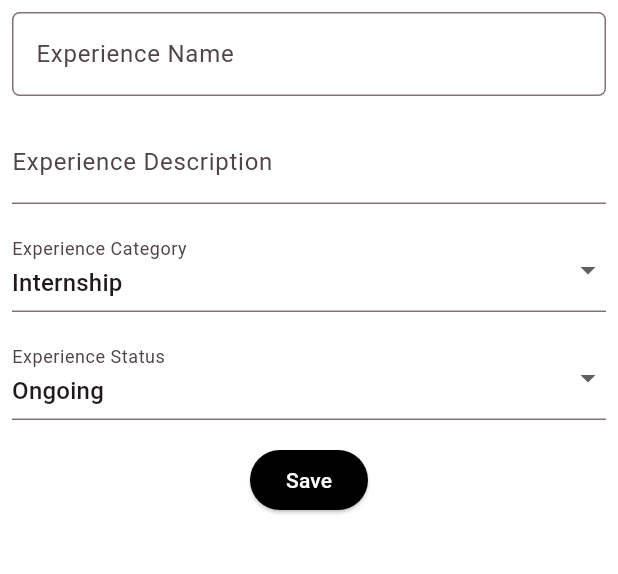
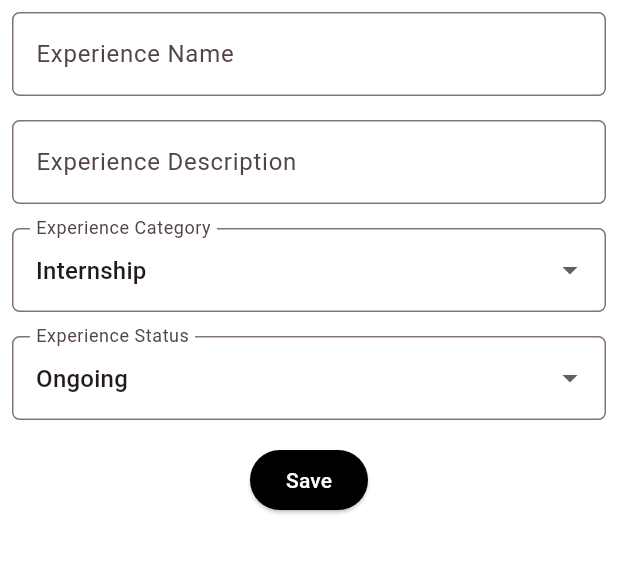
Before and after one commit to Leficullen/myportfolio_mobile, a Flutter app: the screen it shows after launch, in the side drawer, after a tap on "Add Exprience", on a phone screen of 412 x 824 dp, the part 84-658 px from its top. Run offline on Flutter 3.47's test engine with Material 3 defaults, Android fonts, the phone set to English and light mode, and no system bars.

Commit message:
chore: adjust input borders

```diff
--- a/lib/screens/experience_form.dart
+++ b/lib/screens/experience_form.dart
@@ -69,6 +69,9 @@ class _ExperienceFormPageState extends State<ExperienceFormPage> {
                   decoration: InputDecoration(
                     hintText: "Experience Description",
                     labelText: "Experience Description",
+                    border: OutlineInputBorder(
+                      borderRadius: BorderRadius.circular(5.0)
+                    )
                   ),
                   onChanged: (value) {
                     setState(() {
@@ -89,6 +92,9 @@ class _ExperienceFormPageState extends State<ExperienceFormPage> {
                   decoration: InputDecoration(
                     hintText: "Experience Category",
                     labelText: "Experience Category",
+                    border: OutlineInputBorder(
+                      borderRadius: BorderRadius.circular(5.0)
+                    )
                   ),
                   initialValue: _category,
                   items: _categories
@@ -112,6 +118,9 @@ class _ExperienceFormPageState extends State<ExperienceFormPage> {
                   decoration: InputDecoration(
                     hintText: "Experience Status",
                     labelText: "Experience Status",
+                    border: OutlineInputBorder(
+                      borderRadius: BorderRadius.circular(5.0)
+                    )
                   ),
                   initialValue: _status,
                   items: _statusses
```
